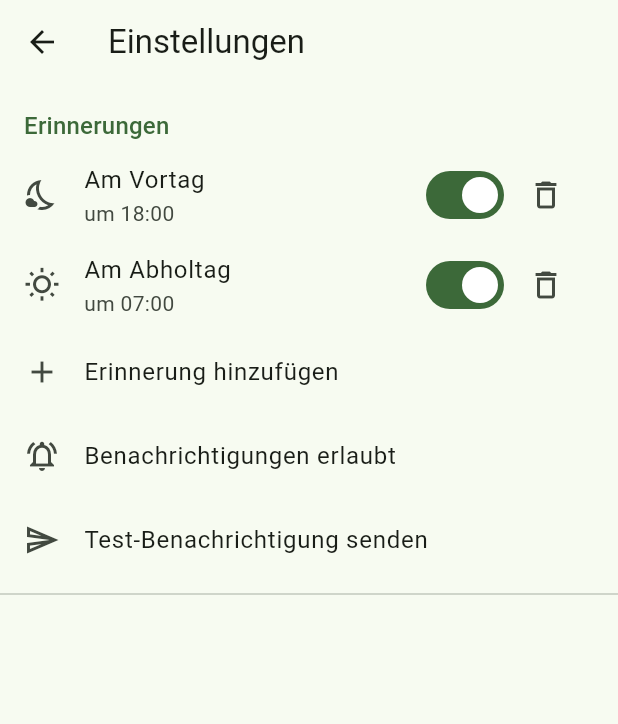
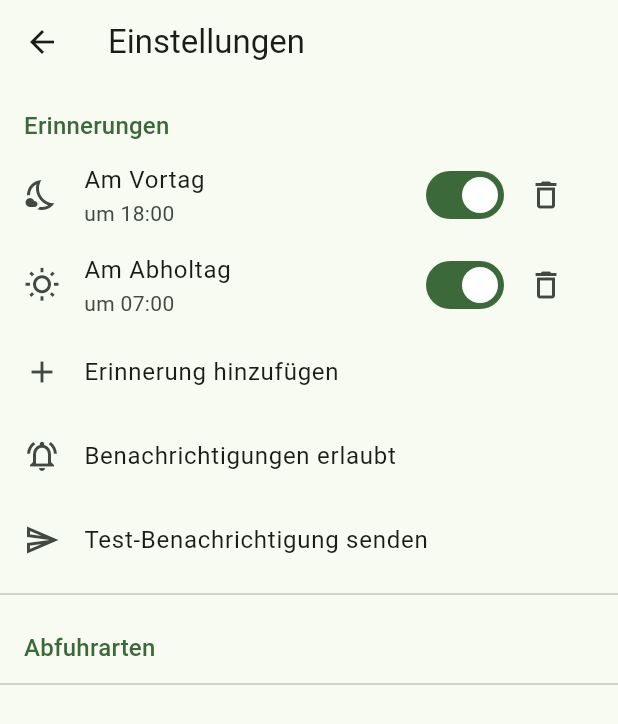
Before and after one commit to TheSherloc/newaka, a Flutter app: the SettingsScreen screen opened directly, on a phone screen of 412 x 824 dp. Shown: the top 724 px of the screen. Run offline on Flutter 3.47's test engine with Material 3 defaults, Android fonts, the phone set to English and light mode, and no system bars; our stand-ins replace file_picker, flutter_local_notifications, flutter_riverpod, flutter_timezone, shared_preferences, table_calendar and 1 more; accounts and stored records are empty.

Commit message:
Add waste type editing in settings
Co-Authored-By: Claude Sonnet 5.5 <noreply@anthropic.com>

```diff
--- a/lib/features/settings/ui/settings_screen.dart
+++ b/lib/features/settings/ui/settings_screen.dart
@@ -3,6 +3,7 @@ import 'package:flutter_riverpod/flutter_riverpod.dart';
 
 import '../../../l10n/app_localizations.dart';
 import '../../reminders/ui/reminders_section.dart';
+import '../../waste_types/ui/waste_types_section.dart';
 
 class SettingsScreen extends ConsumerWidget {
   const SettingsScreen({super.key});
@@ -17,6 +18,8 @@ class SettingsScreen extends ConsumerWidget {
         children: const [
           RemindersSection(),
           Divider(),
+          WasteTypesSection(),
+          Divider(),
         ],
       ),
     );
--- /dev/null
+++ b/lib/features/waste_types/ui/waste_types_section.dart
@@ -0,0 +1,48 @@
+import 'package:flutter/material.dart';
+import 'package:flutter_riverpod/flutter_riverpod.dart';
+
+import '../../../app/theme.dart';
+import '../../../data/models/waste_type.dart';
+import '../../../l10n/app_localizations.dart';
+import '../../upcoming/providers/app_data_provider.dart';
+import 'edit_waste_type_sheet.dart';
+import 'waste_icons.dart';
+
+class WasteTypesSection extends ConsumerWidget {
+  const WasteTypesSection({super.key});
+
+  @override
+  Widget build(BuildContext context, WidgetRef ref) {
+    final l10n = AppLocalizations.of(context);
+    final theme = Theme.of(context);
+    final types = ref.watch(appDataProvider).value?.wasteTypes ?? const <WasteType>[];
+    final notifier = ref.read(appDataProvider.notifier);
+
+    return Column(
+      crossAxisAlignment: CrossAxisAlignment.start,
+      children: [
+        Padding(
+          padding: const EdgeInsets.fromLTRB(16, 16, 16, 4),
+          child: Text(l10n.sectionWasteTypes, style: theme.textTheme.titleMedium?.copyWith(color: theme.colorScheme.primary)),
+        ),
+        for (final t in types)
+          ListTile(
+            leading: CircleAvatar(
+              backgroundColor: accentFor(context, t.color).withValues(alpha: 0.18),
+              child: Icon(wasteIconFor(t.icon), color: accentFor(context, t.color)),
+            ),
+            title: Text(t.displayName),
+            subtitle: Text(l10n.notifyForType),
+            trailing: Switch(
+              value: t.notificationsEnabled,
+              onChanged: (v) => notifier.updateWasteType(t.copyWith(notificationsEnabled: v)),
+            ),
+            onTap: () async {
+              final edited = await showEditWasteTypeSheet(context, t);
+              if (edited != null) await notifier.updateWasteType(edited);
+            },
+          ),
+      ],
+    );
+  }
+}
```
Also changed, not shown: lib/features/waste_types/ui/edit_waste_type_sheet.dart (added, +117 -0 lines), 1 other file.
